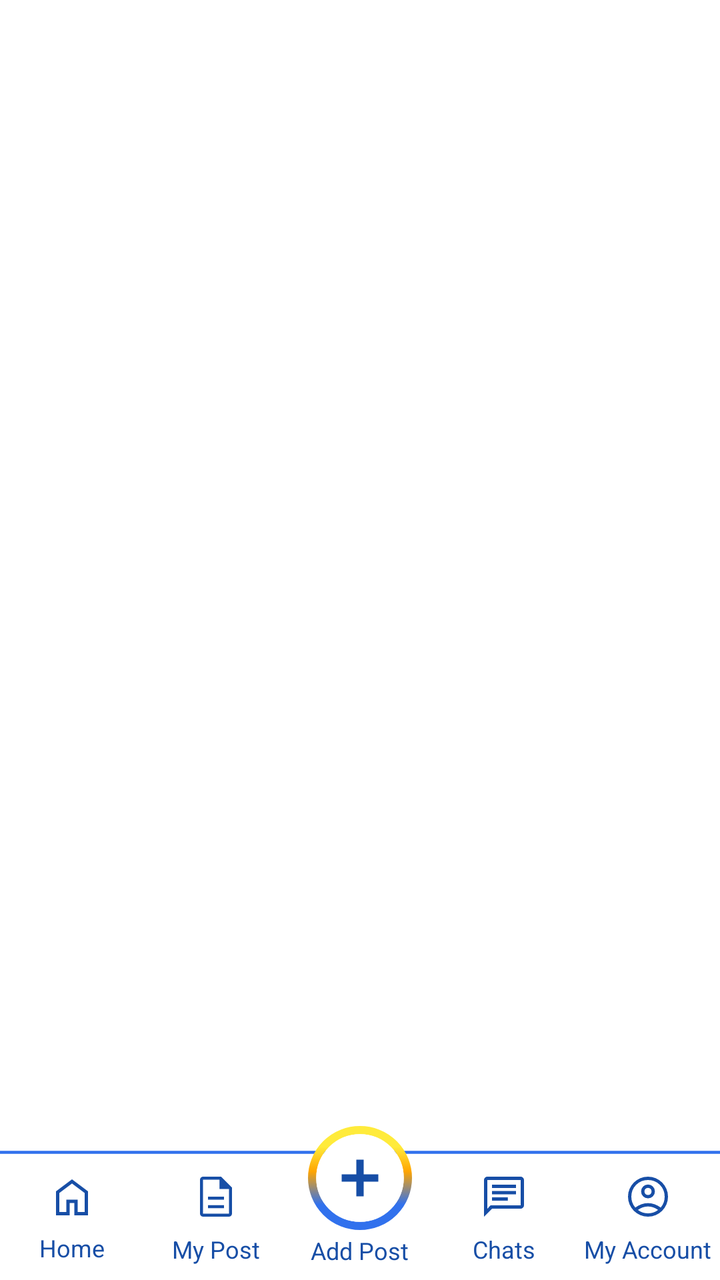
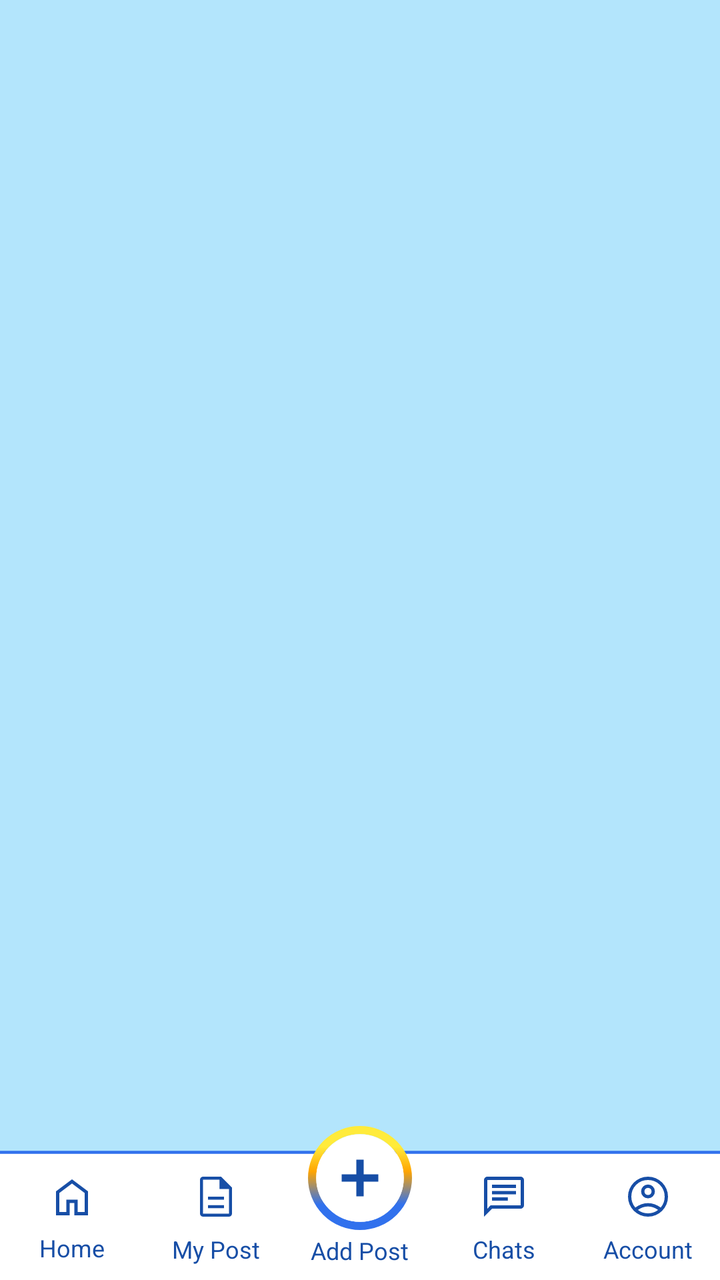

Before-and-after screenshots of an Android layout around one commit, followed by the original layout XML and the change that was made.
<!-- AndroidManifest.xml: application theme Theme.Seekshakcom -->
<!-- res/layout/activity_student_home.xml -->
<?xml version="1.0" encoding="utf-8"?>
<RelativeLayout
    xmlns:android="http://schemas.android.com/apk/res/android"
    xmlns:app="http://schemas.android.com/apk/res-auto"
    xmlns:tools="http://schemas.android.com/tools"
    android:layout_width="wrap_content"
    android:layout_height="match_parent"
    android:fillViewport="true"
    android:background="#FFFFFF"
    android:padding="0dp">



    <FrameLayout
        android:id="@+id/student_home_fragment_container"
        android:layout_width="match_parent"
        android:layout_height="match_parent"
        android:visibility="gone" />


    <RelativeLayout
        android:layout_width="match_parent"
        android:layout_height="wrap_content"
        android:layout_alignParentBottom="true">

        <LinearLayout
            android:id="@+id/bottom_nav"
            android:layout_width="match_parent"
            android:layout_height="65dp"
            android:orientation="horizontal"
            android:layout_alignParentBottom="true"
            android:background="@drawable/rectangle_3"
            android:paddingTop="6dp"
            android:paddingBottom="6dp"
            android:gravity="center"
            android:weightSum="5">

            
            <LinearLayout
                android:layout_width="0dp"
                android:layout_weight="1"
                android:layout_marginTop="2dp"
                android:layout_height="match_parent"
                android:orientation="vertical"
                android:gravity="center">

                <ImageButton
                    android:id="@+id/home_btn"
                    android:layout_width="wrap_content"
                    android:layout_height="wrap_content"
                    android:background="@null"
                    android:contentDescription="Home"
                    android:src="@drawable/tab_home_selector"
                    android:duplicateParentState="true"
                    tools:ignore="TouchTargetSizeCheck" />

                <TextView
                    android:id="@+id/home_text"
                    android:layout_width="wrap_content"
                    android:layout_height="wrap_content"
                    android:layout_marginTop="5dp"
                    android:text="Home"
                    android:textSize="12sp"
                    android:textColor="#174EA6"/>
            </LinearLayout>

            
            <LinearLayout
                android:layout_width="0dp"
                android:layout_weight="1"
                android:layout_marginTop="2dp"
                android:layout_height="match_parent"
                android:orientation="vertical"
                android:gravity="center">

                <ImageButton
                    android:id="@+id/my_post"
                    android:layout_width="wrap_content"
                    android:layout_height="wrap_content"
                    android:background="@null"
                    android:contentDescription="My Post"
                    android:src="@drawable/tab_mypost_selector"
                    android:duplicateParentState="true"
                    tools:ignore="TouchTargetSizeCheck" />

                <TextView
                    android:id="@+id/myPostText"
                    android:layout_width="wrap_content"
                    android:layout_height="wrap_content"
                    android:layout_marginTop="6dp"
                    android:text="My Post"
                    android:textSize="12sp"
                    android:textColor="#174EA6"/>
            </LinearLayout>

            
            <View
                android:layout_width="0dp"
                android:layout_height="51dp"
                android:layout_gravity="center"
                android:layout_marginBottom="20dp"
                android:layout_weight="1" />

            
            <LinearLayout
                android:layout_width="0dp"
                android:layout_weight="1"
                android:layout_marginTop="2dp"
                android:layout_height="match_parent"
                android:orientation="vertical"
                android:gravity="center">

                <ImageButton
                    android:id="@+id/chats"
                    android:layout_width="wrap_content"
                    android:layout_height="wrap_content"
                    android:background="@null"
                    android:contentDescription="Chat"
                    android:src="@drawable/tab_chats_selector"
                    android:duplicateParentState="true"
                    tools:ignore="TouchTargetSizeCheck" />

                <TextView
                    android:id="@+id/chatsText"
                    android:layout_width="wrap_content"
                    android:layout_height="wrap_content"
                    android:layout_marginTop="6dp"
                    android:text="Chats"
                    android:textSize="12sp"
                    android:textColor="#174EA6"/>
            </LinearLayout>

            

            <LinearLayout
                android:layout_width="0dp"
                android:layout_weight="1"
                android:layout_marginTop="2dp"
                android:layout_height="match_parent"
                android:orientation="vertical"
                android:gravity="center">

                <ImageButton
                    android:id="@+id/my_account"
                    android:layout_width="wrap_content"
                    android:layout_height="wrap_content"
                    android:background="@null"
                    android:src="@drawable/tab_account_selector"
                    android:duplicateParentState="true"
                    android:contentDescription="My Account"
                    tools:ignore="TouchTargetSizeCheck" />

                <TextView
                    android:id="@+id/my_account_text"
                    android:layout_width="wrap_content"
                    android:layout_height="wrap_content"
                    android:layout_marginTop="6dp"
                    android:text="My Account"
                    android:textSize="12sp"
                    android:textColor="#174EA6"/>
            </LinearLayout>

        </LinearLayout>
        <RelativeLayout
            android:layout_width="match_parent"
            android:layout_height="match_parent">

            
            <ImageButton
                android:id="@+id/add_post"
                android:layout_width="wrap_content"
                android:layout_height="wrap_content"
                android:layout_alignParentBottom="true"
                android:layout_centerHorizontal="true"
                android:layout_marginBottom="25dp"
                android:background="@drawable/gradient_ring"
                android:contentDescription="@string/add_post"
                android:elevation="4dp"
                android:scaleType="centerInside"
                android:src="@drawable/ic_addbtn" />
        </RelativeLayout>

        <TextView
            android:layout_width="wrap_content"
            android:layout_height="23dp"
            android:layout_centerHorizontal="true"
            android:layout_alignParentBottom="true"
            android:text="Add Post"
            android:textSize="12sp"
            android:textColor="#174EA6"
            android:scaleType="centerInside" />

    </RelativeLayout>









</RelativeLayout>
<!-- resources referenced by this layout -->
<resources>
  <!-- drawable ic_addbtn (drawable) -->
  <vector xmlns:android="http://schemas.android.com/apk/res/android" android:height="28dp" android:viewportHeight="960" android:viewportWidth="960" android:width="28dp">
        
      <path android:fillColor="#174EA6" android:pathData="M417,543L166,543v-126h251v-251h126v251h251v126L543,543v251L417,794v-251Z"/>
      
  </vector>
  <!-- drawable rectangle_3 (drawable) -->
  <vector xmlns:android="http://schemas.android.com/apk/res/android"
      android:width="412dp"
      android:height="85dp"
      android:viewportWidth="412"
      android:viewportHeight="85">
    <path
        android:pathData="M-1.5,1.5h415v85h-415z"
        android:strokeWidth="2"
        android:fillColor="#ffffff"
        android:strokeColor="#3171ED"/>
  </vector>
  <!-- drawable tab_account_selector (drawable) -->
  <?xml version="1.0" encoding="utf-8"?>
  <selector xmlns:android="http://schemas.android.com/apk/res/android">
      <item android:drawable="@drawable/ic_account_filled" android:state_selected="true"/>
      <item android:drawable="@drawable/ic_account" />
  </selector>
  <!-- drawable tab_chats_selector (drawable) -->
  <?xml version="1.0" encoding="utf-8"?>
  <selector xmlns:android="http://schemas.android.com/apk/res/android">
      <item android:drawable="@drawable/ic_chats_filled" android:state_selected="true"/>
      <item android:drawable="@drawable/ic_chats" />
  </selector>
  <!-- drawable tab_home_selector (drawable) -->
  <?xml version="1.0" encoding="utf-8"?>
  <selector xmlns:android="http://schemas.android.com/apk/res/android">
      <item android:drawable="@drawable/ic_home_filled" android:state_selected="true"/>
      <item android:drawable="@drawable/ic_home" />
  </selector>
  <!-- drawable tab_mypost_selector (drawable) -->
  <?xml version="1.0" encoding="utf-8"?>
  <selector xmlns:android="http://schemas.android.com/apk/res/android">
      <item android:drawable="@drawable/ic_mypost_filled" android:state_selected="true"/>
      <item android:drawable="@drawable/ic_mypost" />
  </selector>
  <string name="add_post">Add Post</string>
  <style name="Theme.Seekshakcom" parent="Theme.AppCompat.Light.NoActionBar">
          
          <item name="colorPrimary">@color/black</item>
          <item name="colorPrimaryDark">@color/purple_700</item>
          <item name="colorAccent">@color/teal_200</item>
      </style>
  <!-- drawable ic_home_filled (drawable) -->
  <vector xmlns:android="http://schemas.android.com/apk/res/android"
      android:width="24dp"
      android:height="24dp"
      android:viewportWidth="960"
      android:viewportHeight="960">
    <path
        android:pathData="M153.3,846.7v-490.07L480,111.47l326.86,245.08v490.15L561.59,846.7v-288.29L398.41,558.41v288.29L153.3,846.7Z"
        android:fillColor="#174EA6"/>
  </vector>
  <!-- drawable ic_home (drawable) -->
  <vector xmlns:android="http://schemas.android.com/apk/res/android"
      android:width="24dp"
      android:height="24dp"
      android:viewportWidth="960"
      android:viewportHeight="960">
    <path
        android:pathData="M226.67,773.33h140v-246.66h226.66v246.66h140v-380L480,203.33l-253.33,190v380ZM160,840v-480l320,-240 320,240v480L526.67,840v-246.67h-93.34L433.33,840L160,840ZM480,488Z"
        android:fillColor="#174EA6"/>
  </vector>
  <!-- drawable ic_mypost (drawable) -->
  <vector xmlns:android="http://schemas.android.com/apk/res/android"
      android:width="24dp"
      android:height="24dp"
      android:viewportWidth="960"
      android:viewportHeight="960">
    <path
        android:pathData="M319,710h322v-60L319,650v60ZM319,540h322v-60L319,480v60ZM220,880q-24,0 -42,-18t-18,-42v-680q0,-24 18,-42t42,-18h361l219,219v521q0,24 -18,42t-42,18L220,880ZM551,326v-186L220,140v680h520v-494L551,326ZM220,140v186,-186 680,-680Z"
        android:fillColor="#174EA6"/>
  </vector>
  <color name="black">#FF000000</color>
  <color name="purple_700">#FF3700B3</color>
  <color name="teal_200">#FF03DAC5</color>
  <!-- unchanged entries left out for length: 6 -->
</resources>

<!-- the commit's change to res/layout/activity_student_home.xml (unified diff, before → after) -->
@@ -6,8 +6,9 @@
     android:layout_width="wrap_content"
     android:layout_height="match_parent"
     android:fillViewport="true"
-    android:background="#FFFFFF"
-    android:padding="0dp">
+    android:background="#B3E5FC"
+    android:padding="0dp"
+    android:paddingTop="36dp">
 
 
 
@@ -155,7 +156,7 @@
                     android:layout_width="wrap_content"
                     android:layout_height="wrap_content"
                     android:layout_marginTop="6dp"
-                    android:text="My Account"
+                    android:text="Account"
                     android:textSize="12sp"
                     android:textColor="#174EA6"/>
             </LinearLayout>
